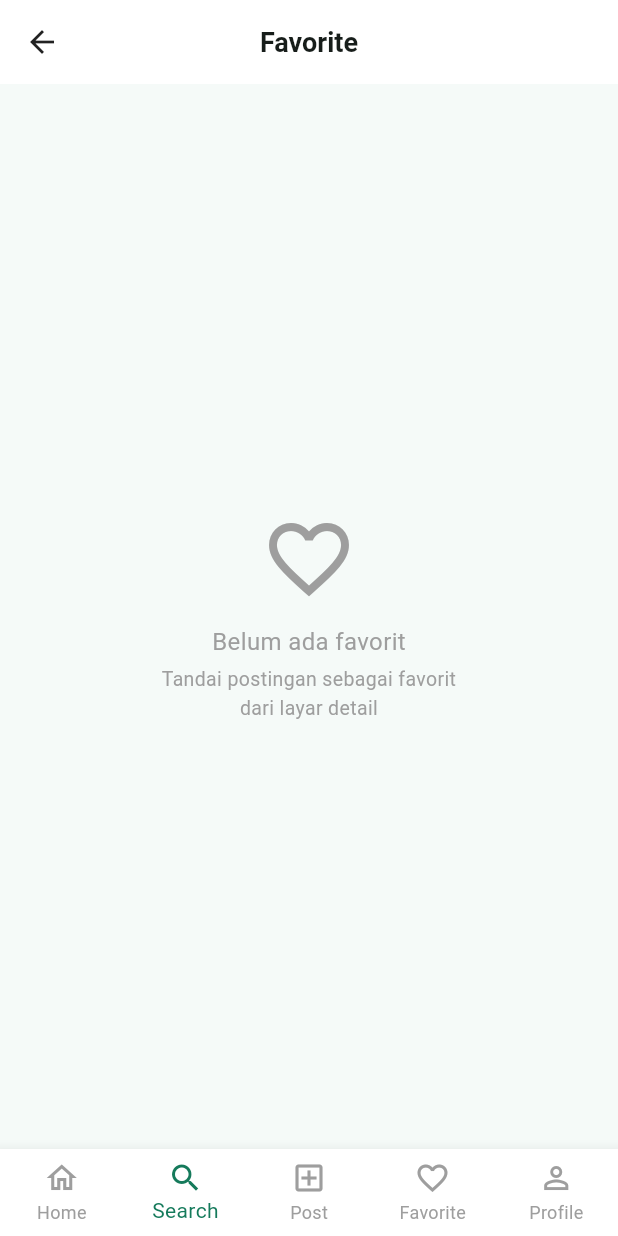
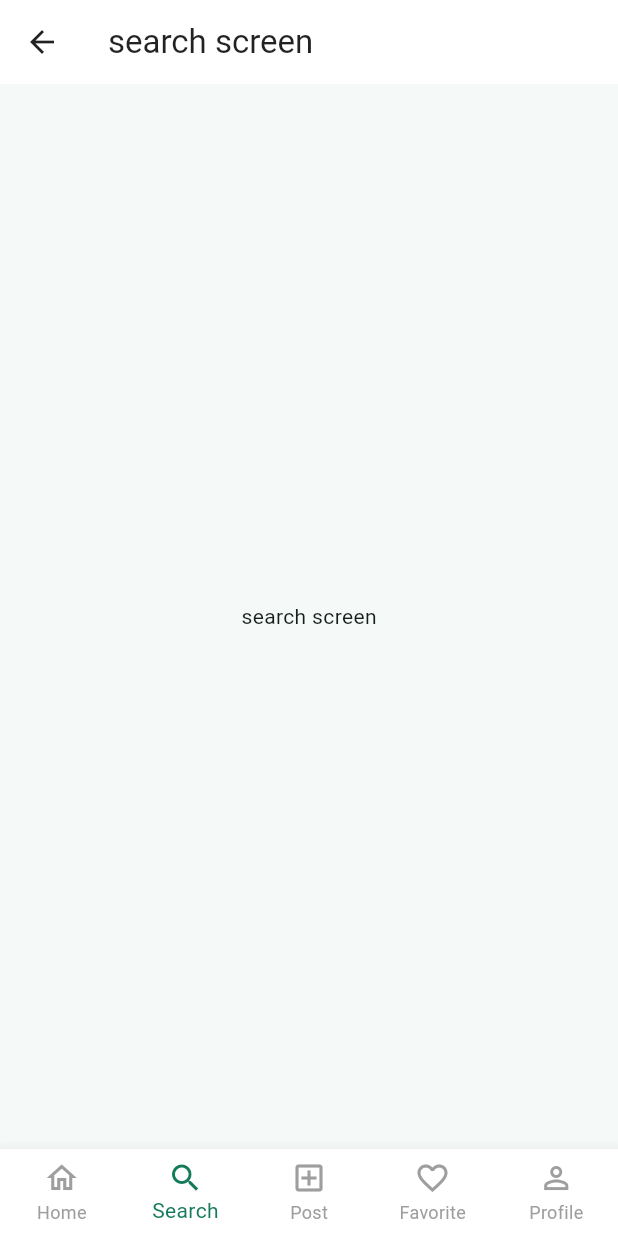
Before and after one commit to JessicaCtrn/sedekahpoint_kelompok4, a Flutter app: the HomeScreen screen opened by its route, item 2 of the bottom bar chosen, on a phone screen of 412 x 824 dp. Run offline on Flutter 3.47's test engine with Material 3 defaults, Android fonts, the light colour scheme and no system bars; our stand-ins replace cloud_firestore, firebase_auth, firebase_core, geolocator, image_picker; accounts and stored records are empty.

Commit message:
fixed navbar

```diff
--- a/lib/screens/home_screen.dart
+++ b/lib/screens/home_screen.dart
@@ -8,9 +8,12 @@ import 'package:sedekahpoint_kelompok4/services/post_service.dart';
 import 'package:sedekahpoint_kelompok4/services/location_service.dart';
 import 'package:sedekahpoint_kelompok4/services/theme_provider.dart';
 import 'package:sedekahpoint_kelompok4/services/auth_service.dart';
-import 'detail_screen.dart';
-import 'favorite_screen.dart';
-import 'notification_screen.dart';
+import 'package:sedekahpoint_kelompok4/screens/detail_screen.dart';
+import 'package:sedekahpoint_kelompok4/screens/favorite_screen.dart';
+import 'package:sedekahpoint_kelompok4/screens/notification_screen.dart';
+import 'package:sedekahpoint_kelompok4/screens/post_screen.dart';
+import 'package:sedekahpoint_kelompok4/screens/search_screen.dart';
+import 'package:sedekahpoint_kelompok4/screens/profile_screen.dart';
 
 bool _isWaktuHabis(PostModel post) {
   try {
@@ -99,10 +102,10 @@ class _HomeScreenState extends State<HomeScreen> {
         onGoToProfile: () => setState(() => _currentIndex = 4),
         onGoToSearch: () => setState(() => _currentIndex = 1),
       ),
-      //const SearchScreen(),
-      //const PostScreen(),
+      const SearchScreen(),
+      const PostScreen(),
       const FavoriteScreen(),
-      //const ProfileScreen(),
+      const ProfileScreen(),
     ];
 
     return Scaffold(
--- /dev/null
+++ b/lib/screens/search_screen.dart
@@ -0,0 +1,17 @@
+import 'package:flutter/material.dart';
+
+class SearchScreen extends StatelessWidget {
+  const SearchScreen({super.key});
+
+  @override
+  Widget build(BuildContext context) {
+    return Scaffold(
+      appBar: AppBar(
+        title: const Text('search screen'),
+      ),
+      body: const Center(
+        child: Text('search screen'),
+      ),
+    );
+  }
+}
```
Also changed, not shown: lib/screens/post_screen.dart (added, +17 -0 lines), lib/screens/profile_screen.dart (added, +17 -0 lines).
